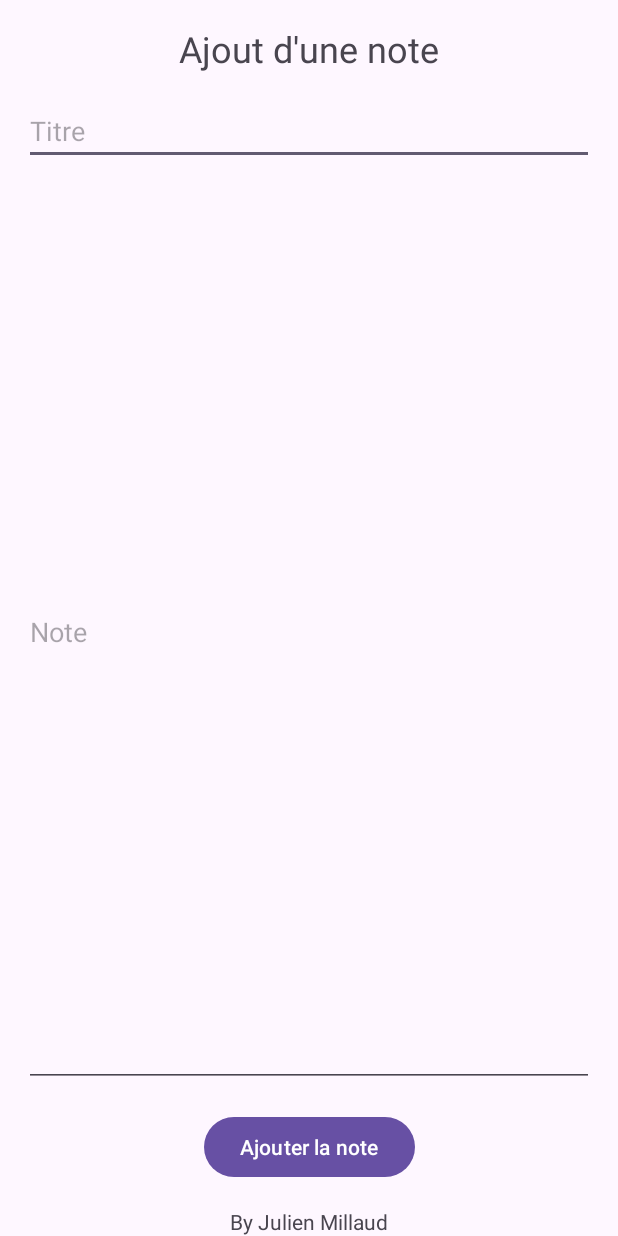
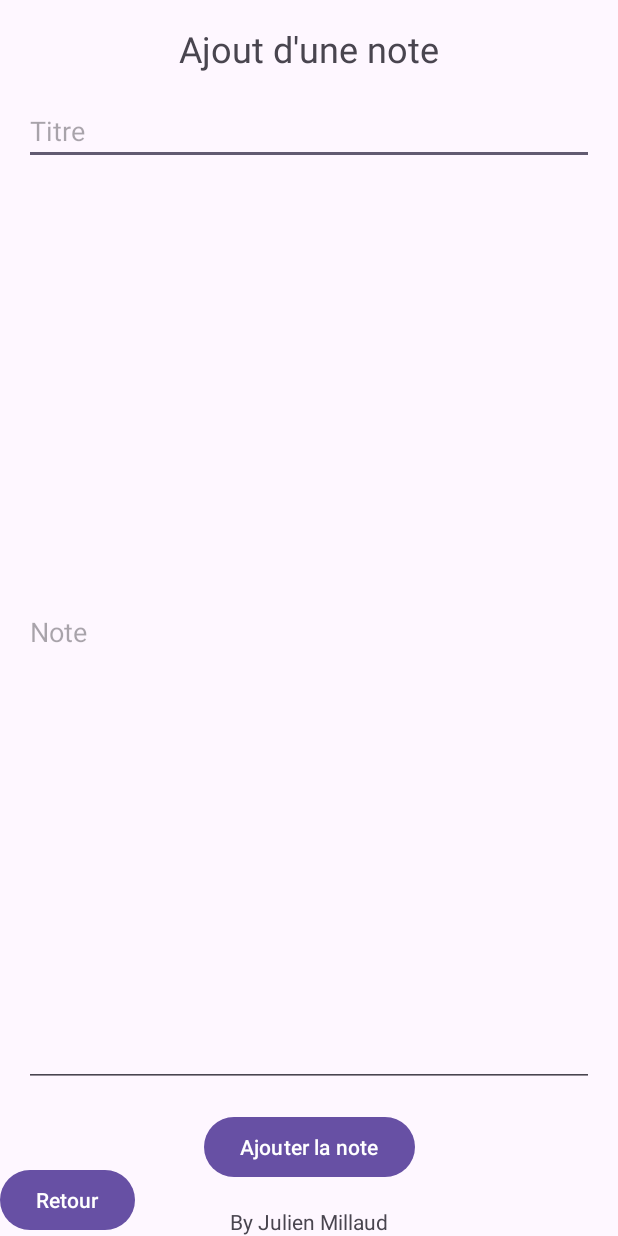
Before and after one commit to JulienNirxo/mds-blocnotekotlin, an Android app built with Jetpack Compose: the add_note screen opened directly, with no data from a screen before it, on a phone screen of 412 x 824 dp. Run offline under Robolectric (Android 15) with nearby library versions, the phone set to English and light mode, and no system bars.

Commit message:
[FEAT] btn return

```diff
--- a/app/src/main/java/com/example/myblocnoteinkotlin/add_note.kt
+++ b/app/src/main/java/com/example/myblocnoteinkotlin/add_note.kt
@@ -14,8 +14,17 @@ class add_note : AppCompatActivity() {
 
         //initialisation des composants
         val btnAddNote = findViewById<Button>(R.id.btnAdd)
+        val btnReturn = findViewById<Button>(R.id.btnReturn)
         val EditTextTitre = findViewById<EditText>(R.id.EditTextTitre)
         val EditTextNote = findViewById<EditText>(R.id.EditTextNote)
+
+        //initialisation du intent avec les listes
+        val intentAccueil = getIntent()
+        val listTitre = intentAccueil.getStringArrayListExtra("listTitre")
+        val listNote = intentAccueil.getStringArrayListExtra("listNote")
+        val intent = Intent(applicationContext, MainActivity::class.java);
+        intent.putStringArrayListExtra("listTitre", listTitre)
+        intent.putStringArrayListExtra("listNote", listNote)
 
         //ajout d'une note
         btnAddNote.setOnClickListener {
@@ -26,17 +35,14 @@ class add_note : AppCompatActivity() {
                 // Afficher un Toast pour indiquer que les champs sont vides
                 Toast.makeText(this, "Les champs ne doivent pas être vides", Toast.LENGTH_SHORT).show()
             } else {
-                val intentAccueil = getIntent()
-                val listTitre = intentAccueil.getStringArrayListExtra("listTitre")
-                val listNote = intentAccueil.getStringArrayListExtra("listNote")
-
-                val intent = Intent(applicationContext, MainActivity::class.java);
                 intent.putExtra("titre", editTextValueTitre)
                 intent.putExtra("note", editTextValueNote)
-                intent.putStringArrayListExtra("listTitre", listTitre)
-                intent.putStringArrayListExtra("listNote", listNote)
                 startActivity(intent);
             }
         }
+
+        btnReturn.setOnClickListener {
+            startActivity(intent);
+        }
     }
 }
--- a/app/src/main/res/layout/activity_accueil.xml
+++ b/app/src/main/res/layout/activity_accueil.xml
@@ -59,4 +59,5 @@
         app:layout_constraintBottom_toTopOf="@+id/textViewByJulien"
         app:layout_constraintEnd_toEndOf="parent"
         app:layout_constraintStart_toStartOf="parent" />
+
 </androidx.constraintlayout.widget.ConstraintLayout>
--- a/app/src/main/res/layout/activity_add_note.xml
+++ b/app/src/main/res/layout/activity_add_note.xml
@@ -5,6 +5,14 @@
     android:layout_width="match_parent"
     android:layout_height="match_parent"
     tools:context=".add_note">
+
+    <Button
+        android:id="@+id/btnReturn"
+        android:layout_width="wrap_content"
+        android:layout_height="wrap_content"
+        android:text="Retour"
+        app:layout_constraintBottom_toBottomOf="parent"
+        app:layout_constraintStart_toStartOf="parent" />
 
     <TextView
         android:id="@+id/textView3"
```
Also changed, not shown: app/src/main/java/com/example/myblocnoteinkotlin/edit_note.kt (+12 -3 lines), app/src/main/res/layout/activity_edit_note.xml (+8 -0 lines).
